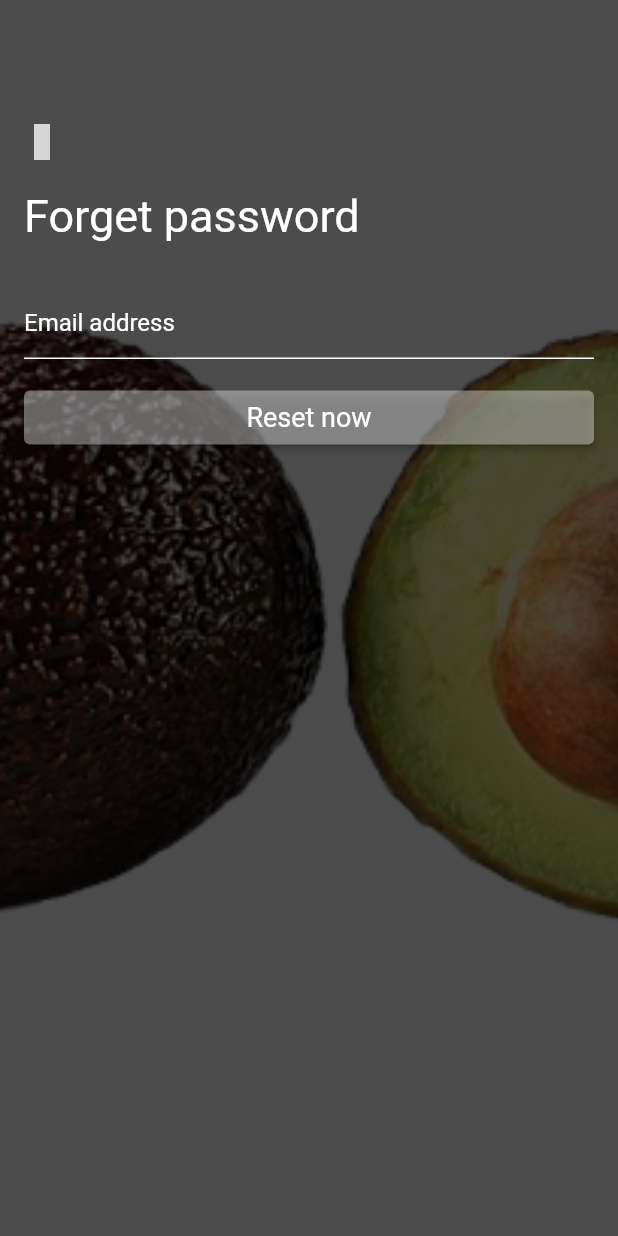
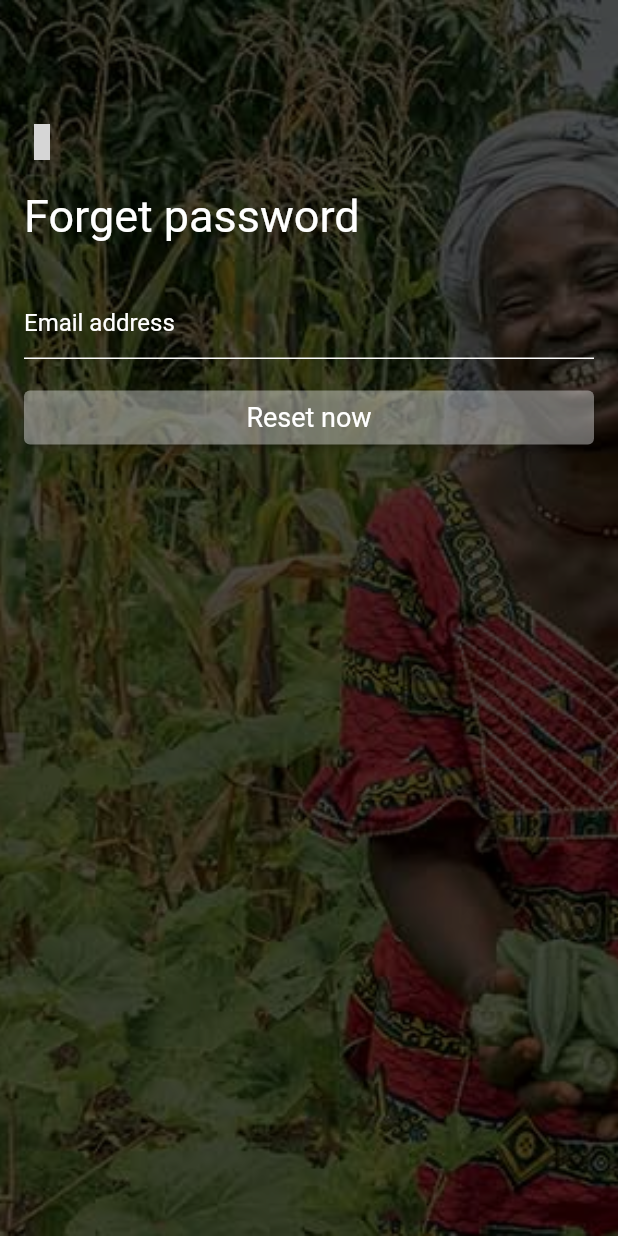
Before and after one commit to NdirituG/my_groceries_application, a Flutter app: the ForgetPasswordScreen screen opened by its route, on a phone screen of 412 x 824 dp. Run offline on Flutter 3.47's test engine with Material 2 defaults, Android fonts, the phone set to English and light mode, and no system bars; drawn by our look-alikes of card_swiper; our stand-ins replace badges, cloud_firestore, fancy_shimmer_image, firebase_auth, firebase_core, flutter_iconly and 4 more; missing offline and left inert: shared_preferences_web; accounts and stored records are empty; grey boxes are pictures that could not be loaded.

Commit message:
state_mgt_updated

```diff
--- a/lib/consts/consts.dart
+++ b/lib/consts/consts.dart
@@ -1,17 +1,17 @@
 class Consts {
   static final List<String> offerImages = [
-    'assets/images/offers/groceries.jpg',
-    'assets/images/offers/landingun.jpg',
-    'assets/images/offers/onlineG.jpg',
-    'assets/images/offers/onlineGo.jpg'
+    'assets/images/landing/1642350651-akfed-kenya-98860_r.jpg',
+    'assets/images/landing/chumba.jpg',
+    'assets/images/landing/kisombe-data.jpg',
+    'assets/images/landing/Maize_shamba.jpg'
   ];
   static List<String> authImagesPaths = [
-    'assets/images/avocadoOne.png',
-    'assets/images/datesOne.png',
-    'assets/images/cauliFlowerOne.png',
-    'assets/images/gingerOne.png',
-    'assets/images/mangoOne.png',
-    'assets/images/appleOne.png',
-    'assets/images/cassavaOne.png',
+    'assets/images/landing/assd.jpg',
+    'assets/images/landing/maxresdefault.jpg',
+    'assets/images/landing/shamba.jpg',
+    'assets/images/landing/shambaUno.jpg',
+    'assets/images/landing/Dr.-Simon-Gichuki-scaled.jpg',
+    'assets/images/landing/The-Remarkable-Potentials-of-West-Papua-Agriculture-Sector.jpg',
+    'assets/images/landing/medium_832fb7f2c358dc105b3c9ea8e39a081f.jpg',
   ];
 }
```
Also changed, not shown: assets/images/landing/1642350651-akfed-kenya-98860_r.jpg (added), assets/images/landing/Dr.-Simon-Gichuki-scaled.jpg (added), assets/images/landing/Maize_shamba.jpg (added), assets/images/landing/The-Remarkable-Potentials-of-West-Papua-Agriculture-Sector.jpg (added), assets/images/landing/assd.jpg (added), assets/images/landing/chumba.jpg (added), assets/images/landing/gettyimages-1012015426-594x594.jpg (added), assets/images/landing/istockphoto-545653582-612x612.jpg (added), assets/images/landing/kisombe-data.jpg (added), assets/images/landing/maxresdefault.jpg (added), assets/images/landing/medium_832fb7f2c358dc105b3c9ea8e39a081f.jpg (added), assets/images/landing/nyeri1.jpg (added), assets/images/landing/rs7525farmafrica-westernkenya-4-scr-500x333.jpg (added), assets/images/landing/shamba.jpg (added), 1 more files.
